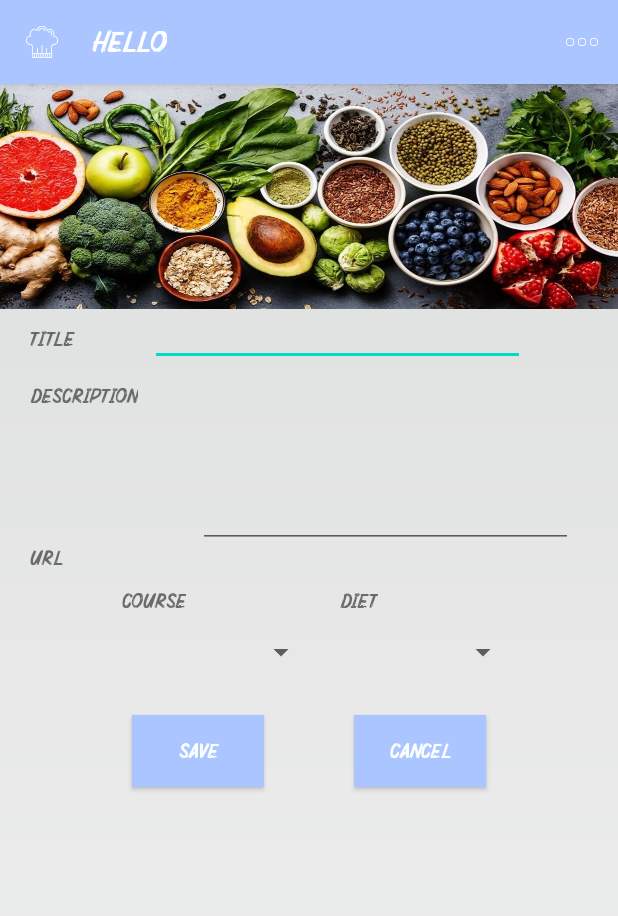
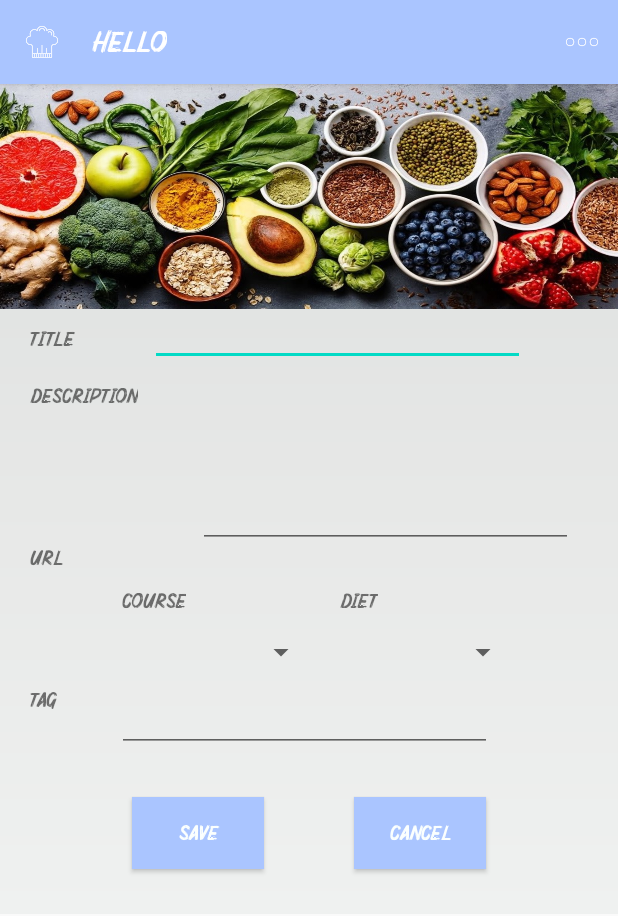
Before and after one commit to AviErel/MyCookBook, an Android app: the SaveRecipe screen opened directly, with no data from a screen before it, on a phone screen of 412 x 824 dp. Shown: the top 916 px of the screen. Run offline under Robolectric (Android 15) with nearby library versions, the phone set to English and light mode, and no system bars; our stand-ins replace AdMob; 3 statements that could not run were skipped.

Commit message:
Adding Tags

```diff
--- a/app/src/main/java/Model/FireBaseModel.java
+++ b/app/src/main/java/Model/FireBaseModel.java
@@ -65,6 +65,7 @@ public class FireBaseModel {
             recipeToUpdate.child("uri").setValue(recipe.GetUri());
             recipeToUpdate.child("description").setValue(recipe.GetDescription());
             recipeToUpdate.child("userId").setValue(recipe.GetUserId());
+            recipeToUpdate.child("tags").setValue(Statics.FlatArray(recipe.GetTags()));
             recipeToUpdate.child("publicated").setValue(recipe.GetPublicated());
         }
     }
@@ -78,6 +79,7 @@ public class FireBaseModel {
         recipeMap.put("uri", recipe.GetUri());
         recipeMap.put("description", recipe.GetDescription());
         recipeMap.put("userId", recipe.GetUserId());
+        recipeMap.put("tags",Statics.FlatArray(recipe.GetTags()));
         recipeMap.put("publicated", recipe.GetPublicated());
 
         return recipeMap;
@@ -88,6 +90,7 @@ public class FireBaseModel {
                 recipeMap.get("course").toString(), recipeMap.get("diet").toString(),
                 recipeMap.get("uri").toString(), recipeMap.get("description").toString(),
                 recipeMap.get("userId")!= null? recipeMap.get("userId").toString():"",
+                recipeMap.get("tags")!=null? Statics.BuildArray(recipeMap.get("tags").toString()): Statics.BuildArray(""),
                 (recipeMap.get("publicated").toString().equals("true")));
         return recipe;
     }
--- a/app/src/main/res/layout/activity_save_recipe.xml
+++ b/app/src/main/res/layout/activity_save_recipe.xml
@@ -5,6 +5,10 @@
     android:layout_height="match_parent">
     xmlns:android="http://schemas.android.com/apk/res/android">
 
+    <ScrollView
+        android:layout_width="match_parent"
+        android:layout_height="match_parent"
+        >
         <androidx.appcompat.widget.LinearLayoutCompat
             xmlns:app="http://schemas.android.com/apk/res-auto"
             xmlns:tools="http://schemas.android.com/tools"
@@ -160,6 +164,35 @@
                     </androidx.appcompat.widget.LinearLayoutCompat>
 
                 </androidx.appcompat.widget.LinearLayoutCompat>
+                <!--tags-->
+                <androidx.appcompat.widget.LinearLayoutCompat
+                    android:layout_width="match_parent"
+                    android:layout_height="wrap_content"
+                    android:orientation="horizontal"
+                    android:layout_marginStart="10dp"
+                    android:layout_marginEnd="10dp"
+                    >
+                    <TextView
+                        android:layout_width="wrap_content"
+                        android:layout_height="wrap_content"
+                        android:id="@+id/tagLabel"
+                        android:text="@string/saveTags"
+                        android:gravity="start"
+                        android:layout_marginEnd="20dp"
+                        android:layout_marginStart="10dp"
+                        />
+                    <EditText
+                        android:inputType="textMultiLine"
+                        android:maxLines="3"
+                        android:lines="2"
+                        android:scrollbars="vertical"
+                        android:layout_width="250dp"
+                        android:layout_height="wrap_content"
+                        android:id="@+id/tags"
+                        android:gravity="end"
+                        android:layout_marginStart="20dp"
+                        />
+                </androidx.appcompat.widget.LinearLayoutCompat>
 
             </LinearLayout>
 
@@ -194,10 +227,8 @@
                     />
 
             </androidx.appcompat.widget.LinearLayoutCompat>
-
-
-
         </androidx.appcompat.widget.LinearLayoutCompat>
+    </ScrollView>
 
     <com.google.android.gms.ads.AdView
         xmlns:ads="http://schemas.android.com/apk/res-auto"
--- a/app/src/main/res/values/strings.xml
+++ b/app/src/main/res/values/strings.xml
@@ -32,8 +32,10 @@
     <string name="saveDiscard">Cancel</string>
     <string name="saveCourses">Course</string>
     <string name="saveDiets">Diet</string>
+    <string name="saveTags">Tag</string>
     <string-array name="saveCourse">
         <item></item>
+        <item>Soup</item>
         <item>Appetizer</item>
         <item>Main Course</item>
         <item>Extras</item>
```
Also changed, not shown: app/src/main/java/Model/Recipe.java (+6 -1 lines), app/src/main/java/Model/Statics.java (+20 -0 lines), app/src/main/java/com/example/mycookbook/SaveRecipe.java (+15 -5 lines), 1 other file. Lines whose indentation alone changed are shown as unchanged.
